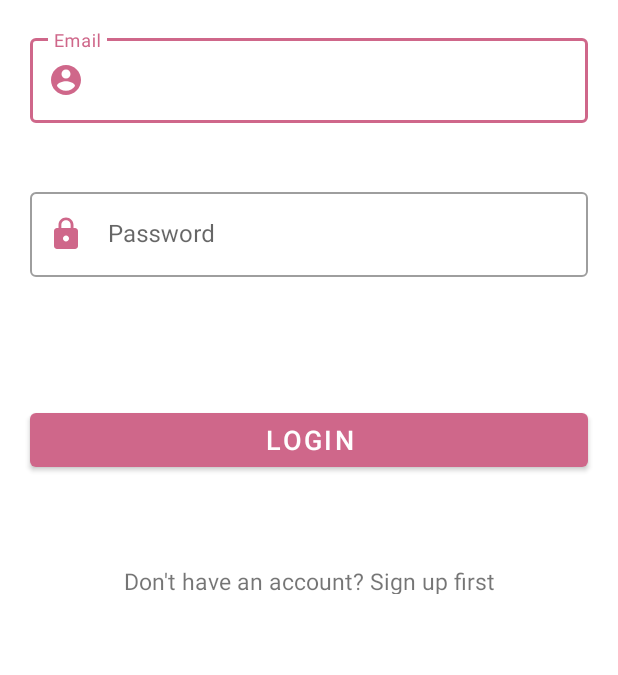
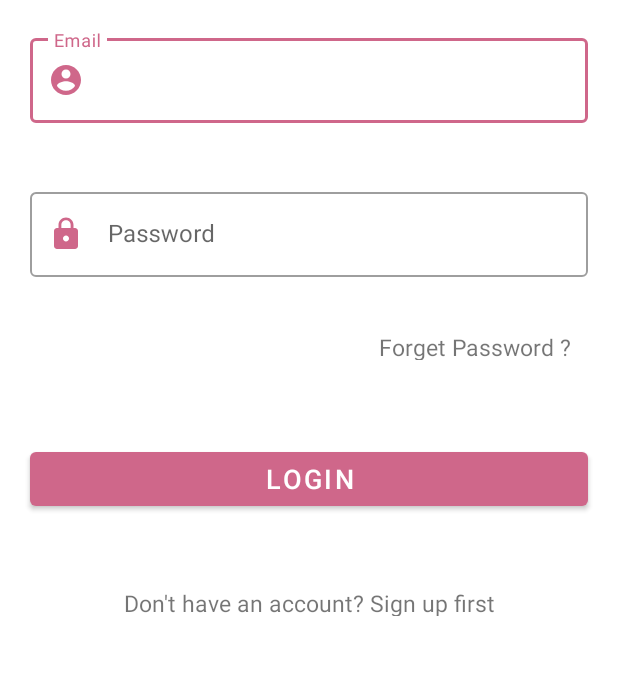
Before and after one commit to maissabargaoui/AndroidApp, an Android app: the screen it shows after launch (LoginActivity), on a phone screen of 412 x 824 dp, the part 534-1209 px from its top. Run offline under Robolectric (Android 15) with nearby library versions, the phone set to English and light mode, and no system bars; our stand-ins replace Firebase (no records; nobody signed in at launch, a user with empty details on screens opened directly).

Commit message:
Forget Password

```diff
--- a/app/src/main/java/com/example/androidapp/LoginActivity.kt
+++ b/app/src/main/java/com/example/androidapp/LoginActivity.kt
@@ -67,7 +67,7 @@
         }
     }
     private fun navigate(){
-        val mainIntent = Intent(this, MainActivity::class.java)
+        val mainIntent = Intent(this, ProfileActivity::class.java)
         finish()
         startActivity(mainIntent)
     }
--- a/app/src/main/res/layout/activity_login.xml
+++ b/app/src/main/res/layout/activity_login.xml
@@ -59,22 +59,6 @@
 
     </com.google.android.material.textfield.TextInputLayout>
 
-
-    <com.google.android.material.button.MaterialButton
-        android:id="@+id/btnLogin"
-        android:layout_width="match_parent"
-        android:layout_height="wrap_content"
-        android:layout_margin="20dp"
-        android:text="LOGIN"
-        android:textColor="@color/white"
-        android:textSize="18sp"
-        app:layout_constraintBottom_toBottomOf="parent"
-        app:layout_constraintEnd_toEndOf="parent"
-        app:layout_constraintHorizontal_bias="0.6"
-        app:layout_constraintStart_toStartOf="parent"
-        app:layout_constraintTop_toBottomOf="@+id/txtLayoutPassword"
-        app:layout_constraintVertical_bias="0.251" />
-
     <com.google.android.material.textview.MaterialTextView
         android:id="@+id/tvRedirectSignUp"
         android:layout_width="371dp"
@@ -89,5 +73,31 @@
         app:layout_constraintTop_toBottomOf="@+id/btnLogin"
         app:layout_constraintVertical_bias="0.428" />
 
+    <com.google.android.material.button.MaterialButton
+        android:id="@+id/btnLogin"
+        android:layout_width="match_parent"
+        android:layout_height="wrap_content"
+        android:layout_margin="20dp"
+        android:text="LOGIN"
+        android:textColor="@color/white"
+        android:textSize="18sp"
+        app:layout_constraintBottom_toBottomOf="parent"
+        app:layout_constraintEnd_toEndOf="parent"
+        app:layout_constraintHorizontal_bias="0.6"
+        app:layout_constraintStart_toStartOf="parent"
+        app:layout_constraintTop_toBottomOf="@+id/forget"
+        app:layout_constraintVertical_bias="0.251" />
+
+    <com.google.android.material.textview.MaterialTextView
+        android:id="@+id/forget"
+        android:layout_width="200dp"
+        android:layout_height="19dp"
+        android:layout_margin="15dp"
+        android:layout_marginEnd="4dp"
+        android:text="              Forget Password ?"
+        android:textSize="15sp"
+        app:layout_constraintEnd_toEndOf="parent"
+        app:layout_constraintTop_toBottomOf="@+id/txtLayoutPassword"
+        app:layout_constraintVertical_bias="0.067" />
 
 </androidx.constraintlayout.widget.ConstraintLayout>
```
Also changed, not shown: app/src/main/res/layout/activity_profile.xml (+41 -31 lines).
